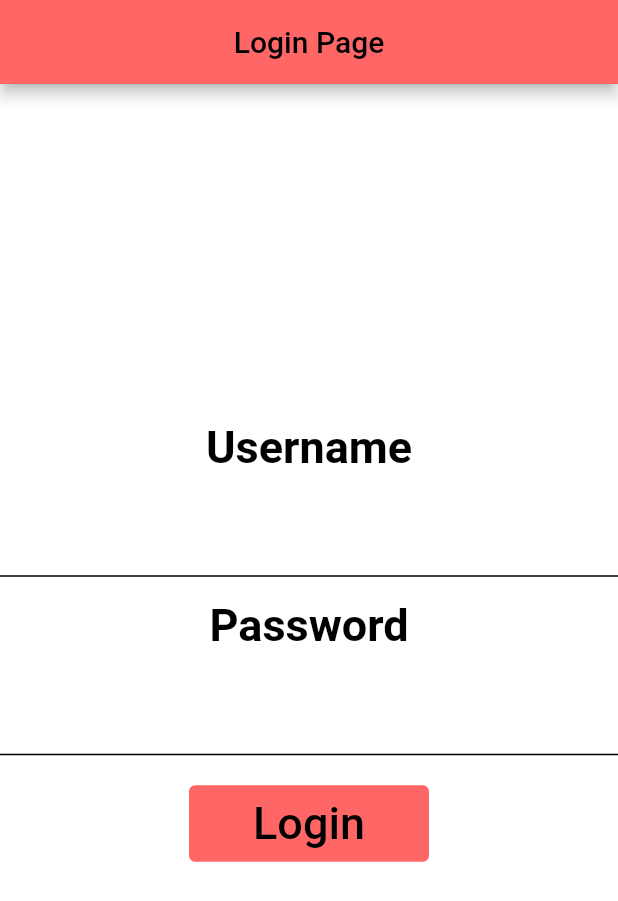
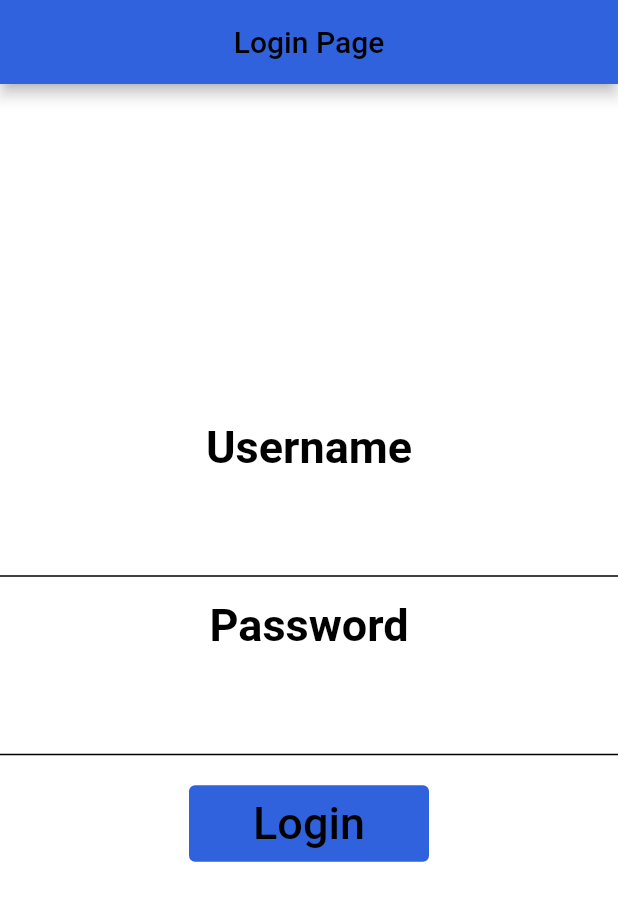
Before and after one commit to CSC4350-MW2/PolicyVoting, a Flutter app: the screen it shows after launch, on a phone screen of 412 x 824 dp. Shown: the top 901 px of the screen. Run offline on Flutter 3.47's test engine with Material 2 defaults, Android fonts, the phone set to English and light mode, and no system bars; project files that could hold a hidden picture were left out.

Commit message:
Fixed some styles

```diff
--- a/client/lib/main.dart
+++ b/client/lib/main.dart
@@ -12,6 +12,7 @@ class MyApp extends StatelessWidget {
   @override
   Widget build(BuildContext context) {
     return MaterialApp(
+      debugShowCheckedModeBanner: false,
       title: 'Policy Voter',
       theme: ThemeData(
         primarySwatch: Colors.blue,
--- a/client/lib/screens/home.dart
+++ b/client/lib/screens/home.dart
@@ -23,18 +23,22 @@ class _HomeScreenState extends State<HomeScreen> {
   Widget build(BuildContext context) {
     return Scaffold(
       resizeToAvoidBottomInset: false,
-      backgroundColor: stylesheet.seta(),
+      backgroundColor: Color.fromARGB(255, 255, 255, 255),
       appBar: AppBar(
         foregroundColor: stylesheet.textcolor,
         centerTitle: true,
-        backgroundColor: stylesheet.buttons,
+        backgroundColor: Color.fromARGB(255, 49, 98, 222),
         title: Text(widget.title),
+        automaticallyImplyLeading: false,
       ),
       body: Center(
           child: Column(
         children: [
           for (int i = 0; i < widget.policies.length; i++)
             ListTile(
+                shape: RoundedRectangleBorder(
+                    side: BorderSide(width: 2),
+                    borderRadius: BorderRadius.circular(20)),
                 onTap: () async {
                   var policy = widget.policies.elementAt(i);
                   Navigator.push(
@@ -46,18 +50,14 @@ class _HomeScreenState extends State<HomeScreen> {
                               title: policy['title'],
                               description: policy['description'])));
                 },
-                tileColor: stylesheet.tilecolors,
+                tileColor: Color.fromARGB(255, 255, 255, 255),
                 title: Wrap(
                     alignment: WrapAlignment.spaceBetween,
                     direction: Axis.horizontal,
                     children: [
                       Text(widget.policies.elementAt(i)['title'].toString(),
                           style: stylesheet.suptext),
-                      Container(
-                          decoration:
-                              BoxDecoration(color: stylesheet.background),
-                          height: 1,
-                          width: double.infinity),
+                      Container(height: 1, width: double.infinity),
                     ]))
         ],
       )),
--- a/client/lib/screens/login.dart
+++ b/client/lib/screens/login.dart
@@ -29,7 +29,7 @@ class _LoginPageState extends State<LoginPage> {
       appBar: AppBar(
         foregroundColor: stylesheet.textcolor,
         centerTitle: true,
-        backgroundColor: stylesheet.buttons,
+        backgroundColor: stylesheet.appBar,
         title: Text(widget.title),
       ),
       body: Center(
@@ -111,7 +111,7 @@ class _LoginPageState extends State<LoginPage> {
                       foregroundColor: MaterialStateProperty.all<Color>(
                           stylesheet.textcolor),
                       backgroundColor: MaterialStateProperty.all<Color>(
-                          stylesheet.buttons))),
+                          stylesheet.appBar))),
               SizedBox(height: 25),
             ],
           ),
--- a/client/lib/screens/policy.dart
+++ b/client/lib/screens/policy.dart
@@ -31,15 +31,19 @@ class _PolicyScreenState extends State<PolicyScreen> {
       appBar: AppBar(
         foregroundColor: stylesheet.textcolor,
         centerTitle: true,
-        backgroundColor: stylesheet.buttons,
+        backgroundColor: stylesheet.appBar,
         title: Text(widget.title),
       ),
-      body: Column(
+      body: Center(
+          child: Column(
+        crossAxisAlignment: CrossAxisAlignment.center,
         mainAxisSize: MainAxisSize.max,
-        mainAxisAlignment: MainAxisAlignment.spaceAround,
+        mainAxisAlignment: MainAxisAlignment.center,
         children: [
-          Card(child: Text(widget.description)),
-          ButtonBar(children: [
+          Align(alignment: Alignment.center, child: Text(widget.description)),
+          ButtonBar(
+            mainAxisSize: MainAxisSize.min, // this will take space as minimum as posible(to center)
+            children: [
             ElevatedButton(
               style: ElevatedButton.styleFrom(
                 foregroundColor: Theme.of(context).colorScheme.onPrimary,
@@ -66,7 +70,7 @@ class _PolicyScreenState extends State<PolicyScreen> {
             ),
           ]),
         ],
-      ),
+      )),
     );
   }
 }
@@ -79,7 +83,10 @@ void confirmVote(
         return AlertDialog(
           title: Text('Are you sure you want to ${vote}?'),
           actions: [
-            ElevatedButton(
+            ButtonBar(
+              mainAxisSize: MainAxisSize.min, // this will take space as minimum as posible(to center)
+              children: [
+                     ElevatedButton(
                 onPressed: () async {
                   Response response = await votePolicy(pol_id, vote, userData);
                   Navigator.of(context).pop();
@@ -93,6 +100,9 @@ void confirmVote(
                   Navigator.of(context).pop();
                 },
                 child: const Text('No'))
+              ],
+            )
+
           ],
         );
       });
--- a/client/lib/style.dart
+++ b/client/lib/style.dart
@@ -1,63 +1,95 @@
 import 'package:flutter/material.dart';
 
-class stylesheet{
+class stylesheet {
+  static Color appBar = Color.fromARGB(255, 49, 98, 222);
+  static Color button = Color.fromARGB(255, 49, 98, 222);
+
   static int a = 2;
   static String mode = "Dark";
   static Color background = Colors.black;
-static TextStyle normal = new TextStyle(fontSize: 30, color: Colors.white);
-static TextStyle nnormal = new TextStyle(fontSize: 30, color:Color.fromARGB(255, 0, 0, 0));
-static TextStyle titles = new TextStyle(fontSize: 35, color: Colors.white, fontWeight: FontWeight.bold);
-static TextStyle ntitles = new TextStyle(fontSize: 35, color: Color.fromARGB(255, 0, 0, 0), fontWeight: FontWeight.bold);
-static TextStyle subtitles = new TextStyle(fontSize: 30, color: Colors.white, fontWeight: FontWeight.bold);
+  static TextStyle normal = const TextStyle(fontSize: 30, color: Colors.white);
+  static TextStyle nnormal =
+      const TextStyle(fontSize: 30, color: Color.fromARGB(255, 0, 0, 0));
+  static TextStyle titles = const TextStyle(
+      fontSize: 35, color: Colors.white, fontWeight: FontWeight.bold);
+  static TextStyle ntitles = const TextStyle(
+      fontSize: 35,
+      color: Color.fromARGB(255, 0, 0, 0),
+      fontWeight: FontWeight.bold);
+  static TextStyle subtitles = const TextStyle(
+      fontSize: 30, color: Colors.white, fontWeight: FontWeight.bold);
   static Color buttons = Colors.blue;
   static Color textcolor = Colors.white;
   static Color neutralbackground = Colors.grey;
-static TextStyle subtext = new TextStyle(fontSize: 25, color: Colors.white, fontWeight: FontWeight.normal);
-static TextStyle nsubtext = new TextStyle(fontSize: 25, color: Color.fromARGB(255, 0, 0, 0), fontWeight: FontWeight.normal);
+  static TextStyle subtext = const TextStyle(
+      fontSize: 25, color: Colors.white, fontWeight: FontWeight.normal);
+  static TextStyle nsubtext = const TextStyle(
+      fontSize: 25,
+      color: Color.fromARGB(255, 0, 0, 0),
+      fontWeight: FontWeight.normal);
   static Color tilecolors = Color.fromARGB(255, 85, 50, 143);
-static TextStyle suptext = new TextStyle(fontSize: 20, color: Colors.white, fontWeight: FontWeight.normal);
+  static TextStyle suptext = const TextStyle(
+      fontSize: 20, color: Colors.white, fontWeight: FontWeight.normal);
 
-static TextStyle smoltext = new TextStyle(fontSize: 6, color: Colors.white, fontWeight: FontWeight.normal);
+  static TextStyle smoltext = const TextStyle(
+      fontSize: 6, color: Colors.white, fontWeight: FontWeight.normal);
 
-static axe(){
+  static axe() {
     return a;
   }
-static seta(){
 
+  static seta() {
     //background = Colors.black;
-if(a%2!=0){
-   normal = new TextStyle(fontSize: 30, color: Colors.white);
-titles = new TextStyle(fontSize: 35, color: Colors.white, fontWeight: FontWeight.bold);
- subtitles = new TextStyle(fontSize: 30, color: Colors.white, fontWeight: FontWeight.bold);
+    if (a % 2 != 0) {
+      normal = const TextStyle(fontSize: 30, color: Colors.white);
+      titles = const TextStyle(
+          fontSize: 35, color: Colors.white, fontWeight: FontWeight.bold);
+      subtitles = const TextStyle(
+          fontSize: 30, color: Colors.white, fontWeight: FontWeight.bold);
       buttons = Colors.blue;
       textcolor = Colors.white;
       neutralbackground = Colors.grey;
- subtext = new TextStyle(fontSize: 25, color: Colors.white, fontWeight: FontWeight.normal);
+      subtext = const TextStyle(
+          fontSize: 25, color: Colors.white, fontWeight: FontWeight.normal);
       tilecolors = Color.fromARGB(255, 85, 50, 143);
- suptext = new TextStyle(fontSize: 20, color: Colors.white, fontWeight: FontWeight.normal);
+      suptext = const TextStyle(
+          fontSize: 20, color: Colors.white, fontWeight: FontWeight.normal);
       mode = "Light";
       background = Color.fromARGB(255, 0, 0, 0);
-}else if(a%2==0){
-  normal = new TextStyle(fontSize: 30, color: Color.fromARGB(255, 0, 0, 0));
-titles = new TextStyle(fontSize: 35, color: Color.fromARGB(255, 0, 0, 0), fontWeight: FontWeight.bold);
- subtitles = new TextStyle(fontSize: 30, color: Color.fromARGB(255, 0, 0, 0), fontWeight: FontWeight.bold);
+    } else if (a % 2 == 0) {
+      normal =
+          const TextStyle(fontSize: 30, color: Color.fromARGB(255, 0, 0, 0));
+      titles = const TextStyle(
+          fontSize: 35,
+          color: Color.fromARGB(255, 0, 0, 0),
+          fontWeight: FontWeight.bold);
+      subtitles = const TextStyle(
+          fontSize: 30,
+          color: Color.fromARGB(255, 0, 0, 0),
+          fontWeight: FontWeight.bold);
       buttons = Color.fromARGB(255, 255, 103, 103);
       textcolor = Color.fromARGB(255, 0, 0, 0);
       neutralbackground = Colors.grey;
- subtext = new TextStyle(fontSize: 25, color: Color.fromARGB(255, 0, 0, 0), fontWeight: FontWeight.normal);
+      subtext = const TextStyle(
+          fontSize: 25,
+          color: Color.fromARGB(255, 0, 0, 0),
+          fontWeight: FontWeight.normal);
       tilecolors = Color.fromARGB(255, 255, 187, 0);
- suptext = new TextStyle(fontSize: 20, color: Color.fromARGB(255, 0, 0, 0), fontWeight: FontWeight.normal);
-smoltext = new TextStyle(fontSize: 6, color: Color.fromARGB(255, 0, 0, 0), fontWeight: FontWeight.normal);
+      suptext = const TextStyle(
+          fontSize: 20,
+          color: Color.fromARGB(255, 0, 0, 0),
+          fontWeight: FontWeight.normal);
+      smoltext = const TextStyle(
+          fontSize: 6,
+          color: Color.fromARGB(255, 0, 0, 0),
+          fontWeight: FontWeight.normal);
       background = Color.fromARGB(255, 255, 255, 255);
       mode = "Dark";
     }
     return background;
-
   }
 
-static swap(){
+  static swap() {
     a++;
   }
-
-
 }
```
Lines whose indentation alone changed are shown as unchanged.
